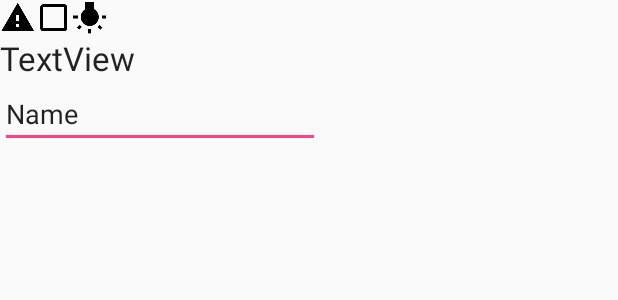
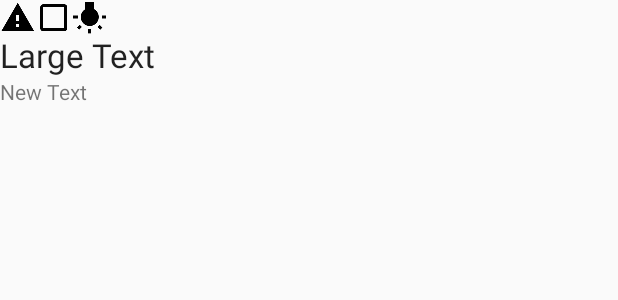
Before and after one commit to devf33/Note-to-self, an Android app: the layout listitem.xml on its own in the app's theme, with its tools: preview values and no code run, on a phone screen of 412 x 824 dp. Shown: the top 300 px of the screen. Run offline under Robolectric (Android 15) with nearby library versions, the phone set to English and light mode, and no system bars.

Commit message:
All is now working, moving on to Chapter 15

```diff
--- a/app/src/main/java/com/gamecodeschool/notetoself/DialogShowNote.java
+++ b/app/src/main/java/com/gamecodeschool/notetoself/DialogShowNote.java
@@ -16,7 +16,7 @@ import android.widget.TextView;
 
 public class DialogShowNote extends DialogFragment {
 
-    private Note mNote;
+    Note mNote;
 
     @Override
     public Dialog onCreateDialog(Bundle savedInstanceState) {
@@ -32,6 +32,7 @@ public class DialogShowNote extends DialogFragment {
                 (R.id.txtTitle);
         TextView txtDescription = (TextView) dialogView.findViewById
                 (R.id.txtDescription);
+
 
         txtTitle.setText(mNote.getTitle());
         txtDescription.setText(mNote.getDescription());
@@ -57,7 +58,7 @@ public class DialogShowNote extends DialogFragment {
 
         Button btnOK = (Button) dialogView.findViewById(R.id.btnOK);
 
-        builder.setView(dialogView).setMessage("Your Note");
+        builder.setView(dialogView).setMessage("Your mNote");
 
         btnOK.setOnClickListener(new View.OnClickListener() {
             @Override
--- a/app/src/main/res/layout/listitem.xml
+++ b/app/src/main/res/layout/listitem.xml
@@ -8,6 +8,7 @@
         android:layout_width="wrap_content"
         android:layout_height="wrap_content"
         android:layout_alignParentStart="true"
+        android:layout_alignParentLeft="true"
         android:layout_alignParentTop="true"
         app:srcCompat="@drawable/ic_warning_black_24dp" />
 
@@ -16,6 +17,7 @@
         android:layout_width="wrap_content"
         android:layout_height="wrap_content"
         android:layout_alignParentTop="true"
+        android:layout_toRightOf="@id/imageViewImportant"
         android:layout_toEndOf="@+id/imageViewImportant"
         app:srcCompat="@drawable/ic_check_box_outline_blank_black_24dp" />
 
@@ -24,6 +26,7 @@
         android:layout_width="wrap_content"
         android:layout_height="wrap_content"
         android:layout_alignParentTop="true"
+        android:layout_toRightOf="@id/imageViewTodo"
         android:layout_toEndOf="@+id/imageViewTodo"
         app:srcCompat="@drawable/ic_wb_incandescent_black_24dp" />
 
@@ -33,16 +36,18 @@
         android:layout_height="wrap_content"
         android:layout_alignParentStart="true"
         android:layout_below="@+id/imageViewImportant"
-        android:text="TextView"
-        android:textAppearance="@style/TextAppearance.AppCompat.Large" />
+        android:text="Large Text"
+        android:layout_alignParentTop="true"
+        android:layout_alignParentLeft="true"
+        android:textAppearance="@style/TextAppearance.AppCompat.Large"
+        android:layout_marginTop="22dp" />
 
-    <EditText
+    <TextView
         android:id="@+id/txtDescription"
         android:layout_width="wrap_content"
         android:layout_height="wrap_content"
         android:layout_alignParentStart="true"
+        android:layout_alignParentLeft="true"
         android:layout_below="@+id/txtTitle"
-        android:ems="10"
-        android:inputType="textPersonName"
-        android:text="Name" />
+        android:text="New Text" />
 </RelativeLayout>
```
Also changed, not shown: app/src/main/java/com/gamecodeschool/notetoself/MainActivity.java (+10 -9 lines).
